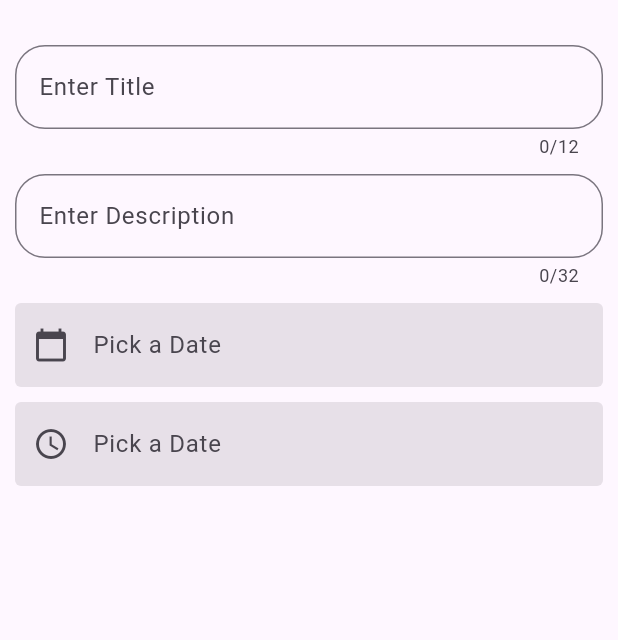
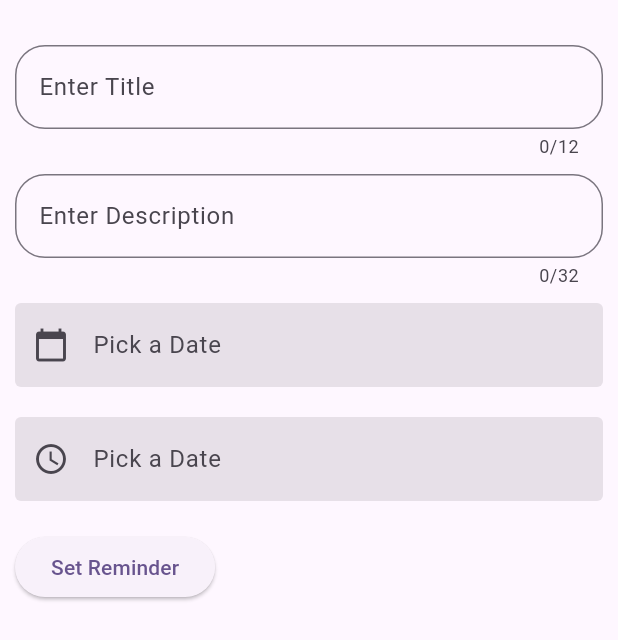
Before and after one commit to Emma-expert/magbagb-_app, a Flutter app: the screen it shows after launch, on a phone screen of 412 x 824 dp. Shown: the top 640 px of the screen. Run offline on Flutter 3.47's test engine with Material 3 defaults, Android fonts, the phone set to English and light mode, and no system bars; our stand-ins replace shared_preferences.

Commit message:
reminder button

```diff
--- a/lib/homepage.dart
+++ b/lib/homepage.dart
@@ -1,6 +1,9 @@
 import 'package:flutter/material.dart';
 import 'package:flutter/widgets.dart';
 import 'package:intl/intl.dart';
+import 'package:magbagbe_app/models/reminder.dart';
+import 'package:magbagbe_app/models/reminder_manager.dart';
+import 'package:shared_preferences/shared_preferences.dart';
 
 class HomePage extends StatefulWidget {
   const HomePage({super.key});
@@ -13,13 +16,50 @@ class _HomePageState extends State<HomePage> {
   //final GlobalKey<FormState> _formKey = GlobalKey<FormState>();
   //final GlobalKey<FormState> _formKey1 = GlobalKey<FormState>();
   //DateTime? _selectDate();
-  TimeOfDay? _selectedTime ;
+  TimeOfDay? _selectedTime;
   final TextEditingController _titleController = TextEditingController();
   final TextEditingController _dateController = TextEditingController();
   final TextEditingController _timeController = TextEditingController();
   final TextEditingController _descriptionController = TextEditingController();
 
   get selectedTime => null;
+  List<Reminder> _reminders = [];
+
+  @override
+  void initState() {
+    super.initState();
+    _loadReminders();
+  }
+
+  Future<void> _loadReminders() async {
+    final reminders = await ReminderManager.loadReminders();
+    setState(() {
+      _reminders = reminders;
+    });
+  }
+
+  void _addReminder() async {
+    if (_titleController.text.isEmpty || _descriptionController.text.isEmpty) {
+      return;
+    }
+    //final DateTime? picked = await _selectDate();
+    //var selectDate = _selectDate();
+    var reminder = Reminder(
+      title: _titleController.text,
+      description: _descriptionController.text,
+      dateTime: DateTime.now(),
+    );
+    final newReminder = reminder;
+
+    setState(() {
+      _reminders.add(newReminder);
+    });
+
+    ReminderManager.saveReminders(_reminders);
+
+    _titleController.clear();
+    _descriptionController.clear();
+  }
 
   @override
   void dispose() {
@@ -114,7 +154,7 @@ class _HomePageState extends State<HomePage> {
                     _selectDate();
                   },
                 ),
-                SizedBox(height: 10),
+                SizedBox(height: 20),
                 //time picker
                 TextField(
                   controller: _timeController,
@@ -132,11 +172,10 @@ class _HomePageState extends State<HomePage> {
                           color: Colors.blue,
                         ),
                       )),
-                  readOnly: true,
                   onTap: () async {
                     final TimeOfDay? pickedTime = await showTimePicker(
                       context: context,
-                      initialTime: selectedTime,
+                      initialTime: TimeOfDay.now(),
                     );
                     if (pickedTime != null) {
                       setState(() {
@@ -146,6 +185,22 @@ class _HomePageState extends State<HomePage> {
                     }
                   },
                 ),
+                SizedBox(
+                  height: 20,
+                ),
+                Column(
+                  crossAxisAlignment: CrossAxisAlignment.center,
+                  children: [
+                    ElevatedButton(
+                      onPressed: () {
+                        _addReminder();
+                      },
+                      child: Text('Set Reminder'),
+                      style: const ButtonStyle(
+                      ),
+                    ),
+                  ],
+                )
               ],
             ),
           ],
--- /dev/null
+++ b/lib/models/reminder.dart
@@ -0,0 +1,24 @@
+
+class Reminder {
+  final String title;
+  final String description;
+  final DateTime dateTime;
+
+  Reminder({required this.title, required this.description, required this.dateTime});
+
+  Map<String, dynamic> toJson() {
+    return {
+      'title': title,
+      'description': description,
+      'dateTime': dateTime.toIso8601String(),
+    };
+  }
+
+  factory Reminder.fromJson(Map<String, dynamic> json)  {
+    return Reminder(
+      title: json['title'],
+      description: json['description'],
+      dateTime: DateTime.parse(json['dateTime']),
+    );
+  }
+}
--- /dev/null
+++ b/lib/models/reminder_manager.dart
@@ -0,0 +1,22 @@
+import 'dart:convert';
+
+import 'package:flutter/material.dart';
+import 'package:magbagbe_app/models/reminder.dart';
+import 'package:shared_preferences/shared_preferences.dart';
+
+
+class ReminderManager {
+  static const _key = 'reminders';
+
+  static Future<void> saveReminders(List<Reminder> reminders) async {
+    final prefs = await SharedPreferences.getInstance();
+    final List<String> remindersJson = reminders.map((reminder) => reminder.toJson()).cast<String>().toList();
+    prefs.setStringList(_key, remindersJson);
+  }
+
+  static Future<List<Reminder>> loadReminders() async {
+    final prefs = await SharedPreferences.getInstance();
+    final List<String> remindersJson = prefs.getStringList(_key) ?? [];
+    return remindersJson.map((json) => Reminder.fromJson(jsonDecode(json))).toList();
+  }
+}
```
